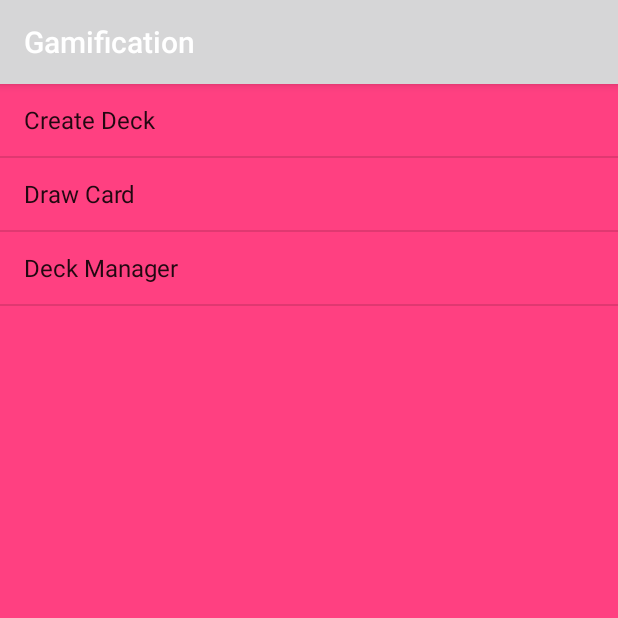
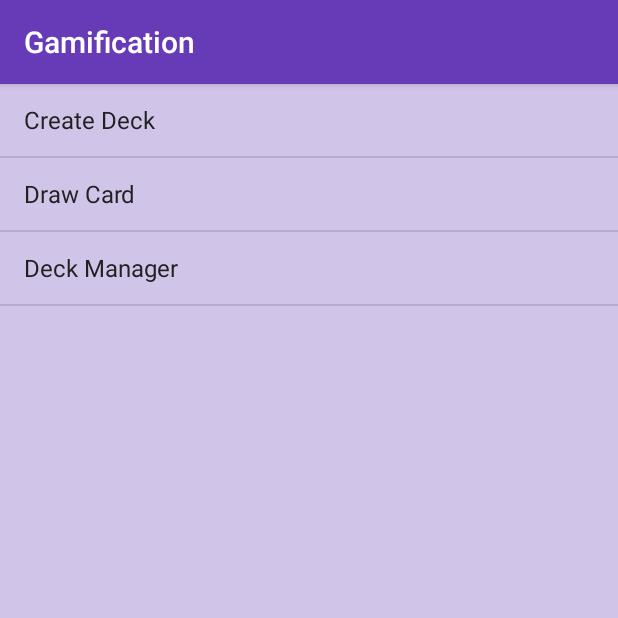
Before and after one commit to amiroslaw/Gamification-android, an Android app: the screen it shows after launch (MenuActivity), on a phone screen of 412 x 824 dp, the top half of it. Run offline under Robolectric (Android 15) with nearby library versions, the phone set to English and light mode, and no system bars; our stand-ins replace ButterKnife.

Commit message:
adding new style

```diff
--- a/app/src/main/java/xyz/miroslaw/gamification_android/menu/MenuActivity.java
+++ b/app/src/main/java/xyz/miroslaw/gamification_android/menu/MenuActivity.java
@@ -21,9 +21,18 @@ public class MenuActivity extends AppCompatActivity {
 
         createListView();
     }
+//    error: failed to push some refs to 'https://github.com/amiroslaw/Gamification-android.git'
+//    hint: Updates were rejected because the remote contains work that you do
+//    To https://github.com/amiroslaw/Gamification-android.git
+//    hint: not have locally. This is usually caused by another repository pushing
+//!	refs/heads/master:refs/heads/master	[rejected] (fetch first)
+//    hint: to the same ref. You may want to first integrate the remote changes
+//            Done
+//    hint: (e.g., 'git pull ...') before pushing again.
+//            hint: See the 'Note about fast-forwards' in 'git push --help' for details.
 
     private void createListView() {
         String[] menuNames = getResources().getStringArray(R.array.menu_items);
-        menuItems.setAdapter(new ArrayAdapter<String>(this, android.R.layout.simple_list_item_1, menuNames));
+        menuItems.setAdapter(new ArrayAdapter<>(this, android.R.layout.simple_list_item_1, menuNames));
     }
 }
--- a/app/src/main/res/layout/activity_menu.xml
+++ b/app/src/main/res/layout/activity_menu.xml
@@ -1,18 +1,18 @@
 <?xml version="1.0" encoding="utf-8"?>
-<android.support.constraint.ConstraintLayout xmlns:android="http://schemas.android.com/apk/res/android"
+<RelativeLayout xmlns:android="http://schemas.android.com/apk/res/android"
     xmlns:app="http://schemas.android.com/apk/res-auto"
     xmlns:tools="http://schemas.android.com/tools"
     android:layout_width="match_parent"
     android:layout_height="match_parent"
     tools:context="xyz.miroslaw.gamification_android.menu.MenuActivity">
-    android:
+
 
     <ListView
         android:id="@+id/lv_menu_menuitems"
         android:layout_width="match_parent"
-        android:background="@color/colorAccent"
+        android:background="@color/colorPrimaryLight"
         android:layout_height="match_parent"
         tools:layout_editor_absoluteY="8dp"
         tools:layout_editor_absoluteX="8dp" />
 
-</android.support.constraint.ConstraintLayout>
+</RelativeLayout>
--- a/app/src/main/res/values/colors.xml
+++ b/app/src/main/res/values/colors.xml
@@ -1,6 +1,11 @@
 <?xml version="1.0" encoding="utf-8"?>
 <resources>
-    <color name="colorPrimary">#3F51B5</color>
-    <color name="colorPrimaryDark">#303F9F</color>
-    <color name="colorAccent">#FF4081</color>
+    <color name="colorPrimary">#673AB7</color>
+    <color name="colorPrimaryDark">#512DA8</color>
+    <color name="colorPrimaryLight">#D1C4E9</color>
+    <color name="colorAccent">#00BCD4</color>
+    <color name="colorPrimaryTxt">#212121</color>
+    <color name="colorSecondaryTxt">#757575</color>
+    <color name="icons">#FFFFFF</color>
+    <color name="divider">#BDBDBD</color>
 </resources>
--- a/app/src/main/res/values/strings.xml
+++ b/app/src/main/res/values/strings.xml
@@ -1,6 +1,7 @@
 <resources>
+    <string name="hello_blank_fragment">hello_blank_fragment</string>
+
     <string name="app_name">Gamification</string>
-    <string name="hello_blank_fragment">hello_blank_fragment</string>
     <string-array name="menu_items">
         <item>Create Deck</item>
         <item>Draw Card</item>
--- a/app/src/main/res/values/styles.xml
+++ b/app/src/main/res/values/styles.xml
@@ -1,27 +1,12 @@
 <resources>
 
     <style name="AppTheme" parent="Theme.AppCompat.Light.DarkActionBar">
-        <item name="colorPrimary">@color/primary</item>
-        <item name="colorPrimaryDark">@color/primary_dark</item>
-        <item name="colorAccent">@color/primary_light</item>
-        <item name="colorPrimaryLight">@color/primary_light</item>
-        <item name="colorPrimaryTxt">@color/primary_text</item>
-        <item name="colorSecondaryTxt">@color/secondary_text</item>
-        <item name="colorIcons">@color/icons</item>
-        <item name="colorDivider">@color/divider</item>
+        <item name="colorPrimary">@color/colorPrimary</item>
+        <item name="colorPrimaryDark">@color/colorPrimaryDark</item>
+        <item name="colorAccent">@color/colorAccent</item>
+        <item name="android:textColorPrimary">@color/colorPrimaryTxt</item>
+        <item name="android:textColorSecondary">@color/colorSecondaryTxt</item>
         <item name="android:fontFamily">sans-serif</item>
     </style>
 
-    <!-- *********************** Labels  *********************** -->
-    <style name="Label">
-        <item name="android:fontFamily">sans-serif-light</item>
-        <item name="android:alpha">.86</item>
-        <item name="android:textColor">@color/colorWhite</item>
-    </style>
-
-    <style name="Label.CredentialHeader">
-        <item name="android:layout_marginBottom">32dp</item>
-        <item name="android:textSize">34sp</item>
-    </style>
-
 </resources>
```
Also changed, not shown: app/src/main/res/values/styles_views.xml (added, +43 -0 lines).
